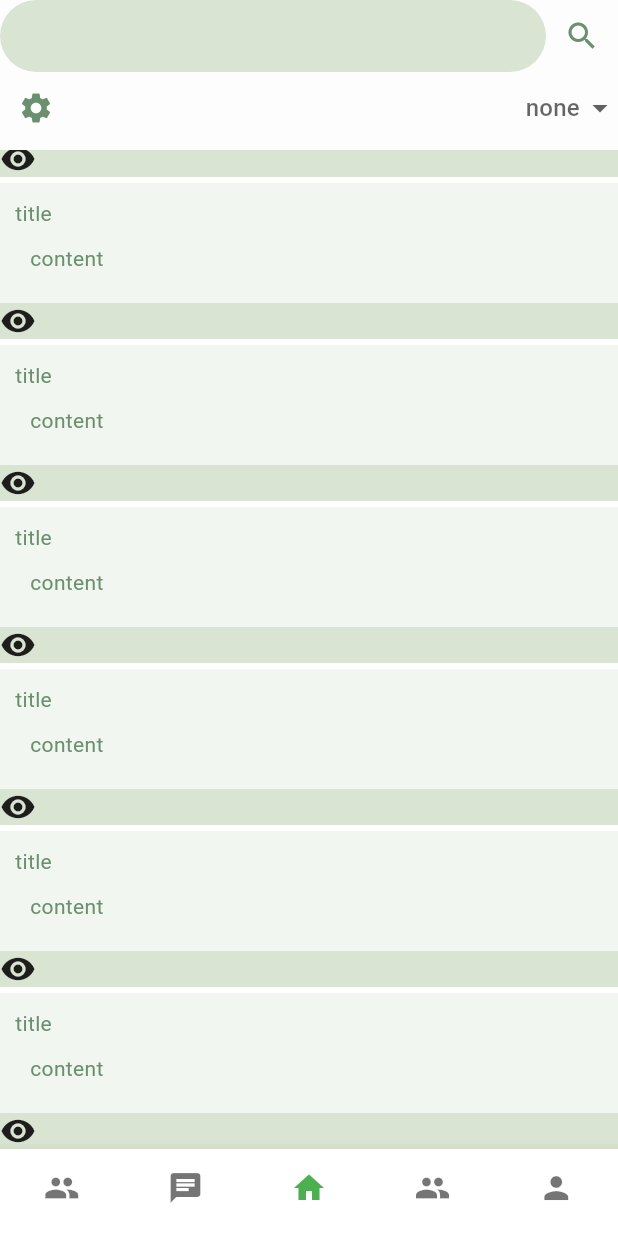
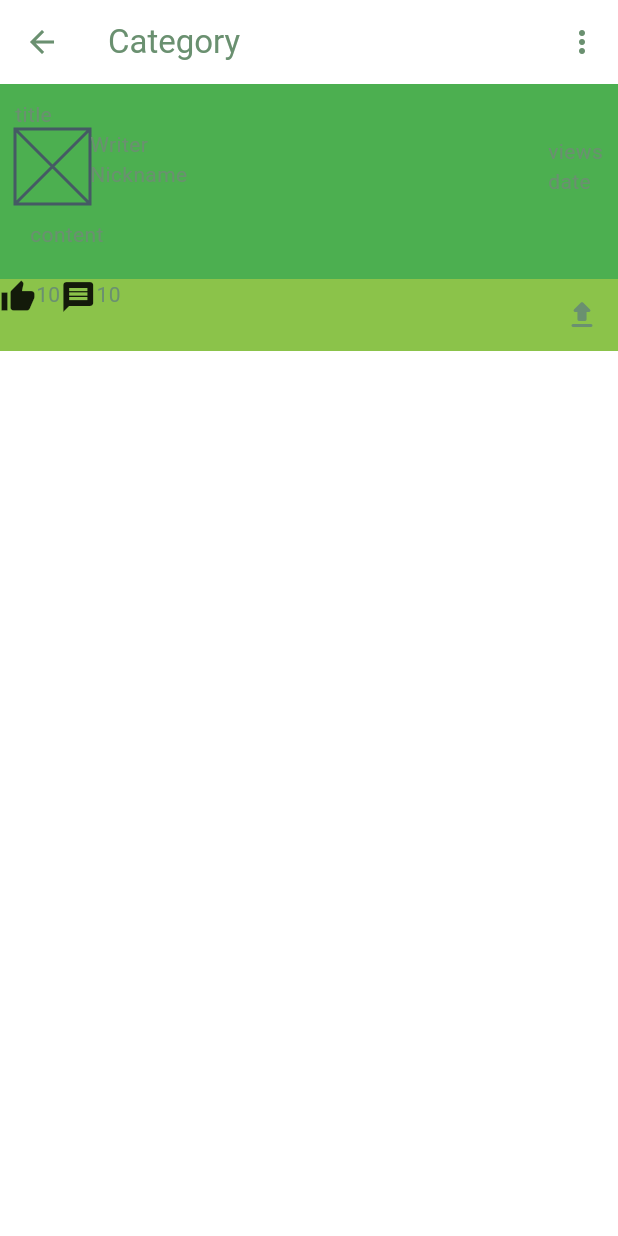
Before and after one commit to ModYeo/front_prototype, a Flutter app: the Home screen opened by its route, scrolled down 576 dp, after a tap on "title", on a phone screen of 412 x 824 dp. Run offline on Flutter 3.47's test engine with Material 2 defaults, Android fonts, the phone set to English and light mode, and no system bars; our stand-ins replace flutter_secure_storage; accounts and stored records are empty.

Commit message:
[ADD] 1. Added BoardView, AlarmView, MyPageView

```diff
--- /dev/null
+++ b/lib/home/board.dart
@@ -0,0 +1,116 @@
+import 'package:flutter/material.dart';
+
+class BoardView extends StatelessWidget {
+  const BoardView({Key? key}) : super(key: key);
+
+  @override
+  Widget build(BuildContext context) {
+    return Scaffold(
+      appBar: AppBar(
+        title: Text('Category'),
+        actions: [
+          PopupMenuButton(
+            itemBuilder: (context){
+              return [
+                PopupMenuItem(child: Text('first'))
+              ];
+            },
+          ),
+        ],
+      ),
+      body: CustomScrollView(
+        slivers: [
+          SliverToBoxAdapter(
+            child: Column(
+              children: [
+                Container(
+                  color: Colors.green,
+                  padding: EdgeInsets.all(10),
+                  child: Column(
+                    crossAxisAlignment: CrossAxisAlignment.start,
+                    children: [
+                      Text('title'),
+                      Container(
+                        height: 50,
+                        width: double.infinity,
+                        child: Stack(
+                          children: [
+                            Align(
+                              alignment: Alignment.centerLeft,
+                              child: Wrap(
+                                direction: Axis.vertical,
+                                children: [
+                                  Placeholder(
+                                    fallbackWidth: 50,
+                                    fallbackHeight: 20,
+                                  ),
+                                  Text('Writer'),
+                                  Text('Nickname')
+                                ],
+                              ),
+                            ),
+                            Align(
+                              alignment: Alignment.centerRight,
+                              child: Wrap(
+                                direction: Axis.vertical,
+                                children: [
+                                  Text('views'),
+                                  Text('date')
+                                ],
+                              ),
+                            )
+                          ],
+                        )
+                      ),
+                      Container(
+                        padding: EdgeInsets.all(10),
+                        child: Text('content'),
+                      )
+                    ],
+                  ),
+                ),
+                Container(
+                  color: Colors.lightGreen,
+                  child: Stack(
+                    children: [
+                      Align(
+                        alignment: Alignment.centerLeft,
+                        child: Row(
+                          crossAxisAlignment: CrossAxisAlignment.center,
+                          children: [
+                            Wrap(
+                              children: [
+                                Icon(Icons.thumb_up),
+                                Text('10')
+                              ],
+                            ),
+                            Wrap(
+                              children: [
+                                Icon(Icons.message),
+                                Text('10')
+                              ],
+                            )
+                          ],
+                        ),
+                      ),
+                      Align(
+                        alignment: Alignment.centerRight,
+                        child: IconButton(onPressed: (){}, icon: Icon(Icons.upload_rounded),),
+                      )
+                    ],
+                  ),
+                )
+              ],
+            ),
+          ),
+          SliverList(
+            delegate: SliverChildBuilderDelegate(
+              (context, index) => null,
+              childCount: 0
+            ),
+          )
+        ],
+      ),
+    );
+  }
+}
--- a/lib/home/home.dart
+++ b/lib/home/home.dart
@@ -2,6 +2,7 @@ import 'package:flutter/material.dart';
 import 'package:unnamed_project/home/crew/crew_community.dart';
 import 'package:unnamed_project/home/crew/crew_home.dart';
 import 'package:unnamed_project/home/home_board.dart';
+import 'package:unnamed_project/home/mypage/mypage.dart';
 
 class Home extends StatefulWidget {
   const Home({Key? key}) : super(key: key);
@@ -35,7 +36,9 @@ class _HomeState extends State<Home> {
 
   @override
   Widget build(BuildContext context) {
-    return GestureDetector(
+    return WillPopScope(
+      onWillPop: () async {return false;},
+      child: GestureDetector(
         onTap: () => FocusManager.instance.primaryFocus?.unfocus(),
         child: Scaffold(
           body: Stack(
@@ -44,7 +47,7 @@ class _HomeState extends State<Home> {
               getOffStageView(Text('second'), 1),
               getOffStageView(HomeBoardView(), 2),
               getOffStageView(Text('fourth'),3),
-            getOffStageView(Text('fifth'),4),
+              getOffStageView(MyPageView(),4),
             ],
           ),
           bottomNavigationBar: BottomNavigationBar(
@@ -59,6 +62,7 @@ class _HomeState extends State<Home> {
             ],
           )
         ),
+      ),
     );
   }
 
--- a/lib/home/home_board.dart
+++ b/lib/home/home_board.dart
@@ -1,4 +1,6 @@
 import 'package:flutter/material.dart';
+import 'package:unnamed_project/home/alarm/alarm.dart';
+import 'package:unnamed_project/home/board.dart';
 import 'package:unnamed_project/models/post.dart';
 
 class HomeBoardView extends StatefulWidget {
@@ -45,7 +47,7 @@ class _HomeBoardViewState extends State<HomeBoardView> {
             children: [
               Text('TimeLine'),
               Spacer(),
-              IconButton(onPressed: (){}, icon: Icon(Icons.notifications))
+              IconButton(onPressed: (){ Navigator.of(context, rootNavigator: true).push(MaterialPageRoute(builder: (context) => AlarmView())); }, icon: Icon(Icons.notifications))
             ],
           ),
         ),
@@ -113,7 +115,7 @@ class BoardListTile extends StatelessWidget {
   @override
   Widget build(BuildContext context) {
     return GestureDetector(
-      onTap: (){ print('tap'); },
+      onTap: (){ Navigator.of(context, rootNavigator: true).push(MaterialPageRoute(builder: (context) => BoardView())); },
       child: Padding(
         padding: const EdgeInsets.symmetric(vertical: 2),
         child: Container(
--- /dev/null
+++ b/lib/home/mypage/mypage.dart
@@ -0,0 +1,41 @@
+import 'package:flutter/material.dart';
+
+class MyPageView extends StatelessWidget {
+  const MyPageView({Key? key}) : super(key: key);
+
+  @override
+  Widget build(BuildContext context) {
+    return ListView(
+      children: [
+        Container(
+          color: Theme.of(context).colorScheme.primary,
+          margin: EdgeInsets.all(10),
+          padding: EdgeInsets.all(10),
+          child: Row(
+            children: [
+              Placeholder(
+                fallbackHeight: 50,
+                fallbackWidth: 50,
+              ),
+              Text('Username')
+            ],
+          ),
+        ),
+        Container(
+          margin: EdgeInsets.all(10),
+          child: Text('My Activity'),
+        ),
+        TextButton.icon(
+          onPressed: ( ){},
+          icon: Icon(Icons.thumb_up),
+          label: Row(
+            children: [
+              Text('likes'),
+              Spacer()
+            ],
+          ),
+        ),
+      ],
+    );
+  }
+}
```
Also changed, not shown: lib/home/alarm/alarm.dart (added, +67 -0 lines). Lines whose indentation alone changed are shown as unchanged.
